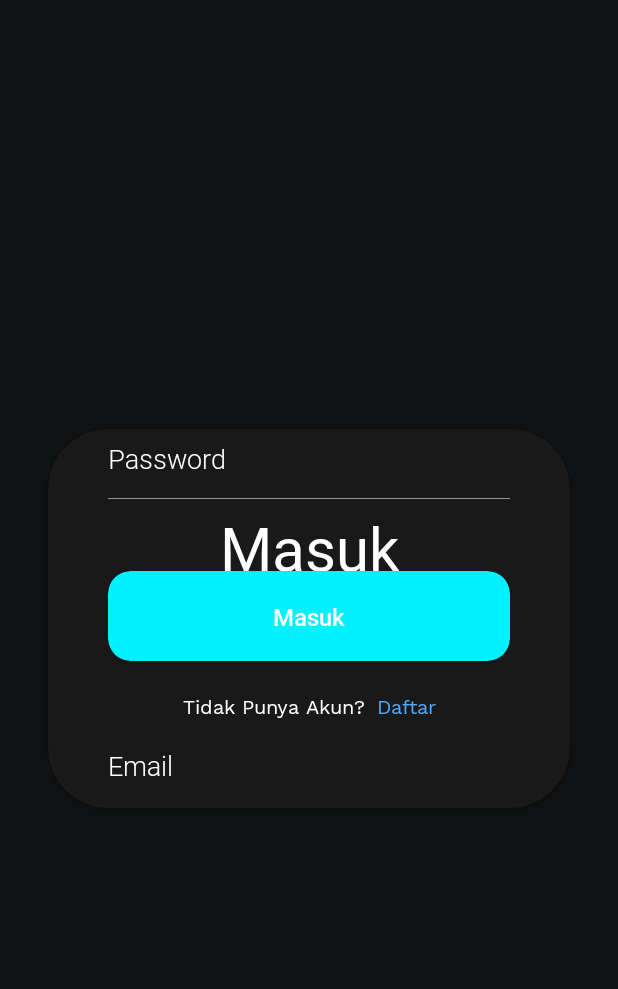
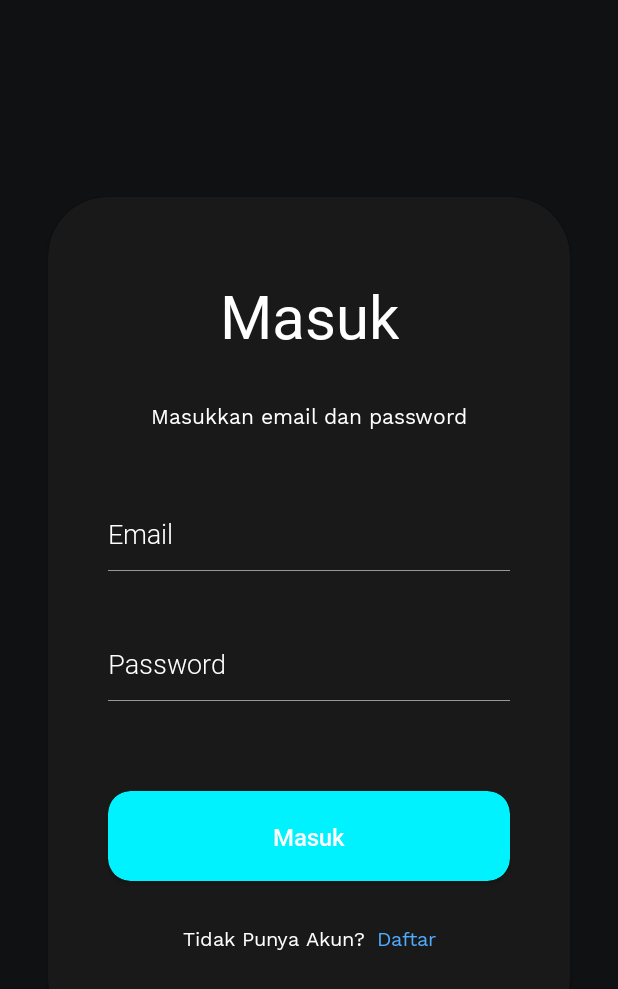
Before and after one commit to rizkyabdillah/sistem-kasbon-mobile, an Android app: the screen it shows after launch (LoginActivity), after a tap on "Masuk", on a phone screen of 412 x 824 dp. Shown: the top 989 px of the screen. Run offline under Robolectric (Android 15) with nearby library versions, the phone set to English and light mode, and no system bars; our stand-ins replace Firebase (no records; nobody signed in at launch, a user with empty details on screens opened directly), data binding.

Commit message:
Fix Login

```diff
--- /dev/null
+++ b/app/src/main/java/com/android/kasbon/sistem/repository/AuthRepository.java
@@ -0,0 +1,30 @@
+package com.android.kasbon.sistem.repository;
+
+import androidx.annotation.NonNull;
+import androidx.lifecycle.MutableLiveData;
+
+import com.google.android.gms.tasks.OnCompleteListener;
+import com.google.android.gms.tasks.Task;
+import com.google.firebase.auth.AuthResult;
+import com.google.firebase.auth.FirebaseAuth;
+
+public class AuthRepository {
+
+    private final FirebaseAuth firebaseAuth = FirebaseAuth.getInstance();
+
+    public MutableLiveData<Task<AuthResult>> firebaseSign(String email, String password) {
+        final MutableLiveData<Task<AuthResult>> liveData = new MutableLiveData<>();
+        firebaseAuth.signInWithEmailAndPassword(email, password).addOnCompleteListener(new OnCompleteListener<AuthResult>() {
+            @Override
+            public void onComplete(@NonNull Task<AuthResult> task) {
+                liveData.postValue(task);
+            }
+        }); return liveData;
+    }
+
+//    public MutableLiveData<User> firebaseCreateNewUser(User authUser) {
+//        MutableLiveData<User> liveData = new MutableLiveData<>();
+//
+//    }
+
+}
--- a/app/src/main/java/com/android/kasbon/sistem/view/activity/LoginActivity.java
+++ b/app/src/main/java/com/android/kasbon/sistem/view/activity/LoginActivity.java
@@ -1,8 +1,9 @@
 package com.android.kasbon.sistem.view.activity;
 
-import androidx.annotation.NonNull;
 import androidx.appcompat.app.AppCompatActivity;
 import androidx.databinding.DataBindingUtil;
+import androidx.lifecycle.Observer;
+import androidx.lifecycle.ViewModelProviders;
 
 import android.content.Intent;
 import android.os.Bundle;
@@ -13,15 +14,14 @@ import com.android.kasbon.sistem.R;
 import com.android.kasbon.sistem.databinding.ActivityLoginBinding;
 import com.android.kasbon.sistem.utilitas.AlertInfo;
 import com.android.kasbon.sistem.utilitas.AlertProgress;
-import com.google.android.gms.tasks.OnCompleteListener;
+import com.android.kasbon.sistem.viewmodel.AuthViewModel;
 import com.google.android.gms.tasks.Task;
 import com.google.firebase.auth.AuthResult;
-import com.google.firebase.auth.FirebaseAuth;
 
-public class LoginActivity extends AppCompatActivity {
+public class LoginActivity extends AppCompatActivity{
 
+    private AuthViewModel viewModel;
     private ActivityLoginBinding binding;
-    private FirebaseAuth auth;
     private AlertProgress alertProgress;
     private AlertInfo alertInfo;
 
@@ -29,8 +29,9 @@ public class LoginActivity extends AppCompatActivity {
     protected void onCreate(Bundle savedInstanceState) {
         super.onCreate(savedInstanceState);
         binding = DataBindingUtil.setContentView(this, R.layout.activity_login);
-
-        this.auth = FirebaseAuth.getInstance();
+//
+        viewModel = ViewModelProviders.of(this).get(AuthViewModel.class);
+//
         binding.constraintLayoutLogin.setOnClickListener(new View.OnClickListener() {
             @Override
             public void onClick(View v) {
@@ -39,11 +40,11 @@ public class LoginActivity extends AppCompatActivity {
                     alertProgress = new AlertProgress(v, "Sedang mengautentikasi data");
                     alertProgress.showDialog();
 
-                    auth.signInWithEmailAndPassword(
-                            binding.editTextLoginEmail.getText().toString(), binding.editTextLoginPassword.getText().toString()
-                    ).addOnCompleteListener(new OnCompleteListener<AuthResult>() {
+                    viewModel.firebaseSign(
+                        binding.editTextLoginEmail.getText().toString(), binding.editTextLoginPassword.getText().toString()
+                    ).observe(LoginActivity.this, new Observer<Task<AuthResult>>() {
                         @Override
-                        public void onComplete(@NonNull Task<AuthResult> task) {
+                        public void onChanged(Task<AuthResult> task) {
                             alertProgress.dismissDialog();
                             if(task.isSuccessful()) {
                                 Intent intent = new Intent(LoginActivity.this, MainActivity.class);
@@ -79,12 +80,4 @@ public class LoginActivity extends AppCompatActivity {
         return (count == 0);
     }
 
-    @Override
-    protected void onStart() {
-        super.onStart();
-        if (this.auth.getCurrentUser() != null) {
-            startActivity(new Intent(this, MainActivity.class));
-            finish();
-        }
-    }
 }
--- a/app/src/main/java/com/android/kasbon/sistem/view/activity/MainActivity.java
+++ b/app/src/main/java/com/android/kasbon/sistem/view/activity/MainActivity.java
@@ -3,30 +3,31 @@ package com.android.kasbon.sistem.view.activity;
 import androidx.appcompat.app.AppCompatActivity;
 import androidx.fragment.app.Fragment;
 
+import android.content.Intent;
 import android.os.Bundle;
 
 import com.android.kasbon.sistem.R;
 import com.android.kasbon.sistem.view.fragment.HomePembeliFragment;
-import com.android.kasbon.sistem.view.fragment.HomePenjualFragment;
+import com.google.firebase.auth.FirebaseAuth;
 
-public class MainActivity extends AppCompatActivity {
+public class MainActivity extends AppCompatActivity{
 
     @Override
     protected void onCreate(Bundle savedInstanceState) {
         super.onCreate(savedInstanceState);
         setContentView(R.layout.activity_main);
 
+        if(FirebaseAuth.getInstance().getCurrentUser() == null) {
+            startActivity(new Intent(this, LoginActivity.class));
+            finish();
+        }
 
         loadFragment(new HomePembeliFragment());
 
-
-
-
     }
-
-
 
     private void loadFragment(Fragment fragment) {
         getSupportFragmentManager().beginTransaction().replace(R.id.frameLayoutFragment, fragment).commit();
     }
+
 }
--- /dev/null
+++ b/app/src/main/java/com/android/kasbon/sistem/viewmodel/AuthViewModel.java
@@ -0,0 +1,34 @@
+package com.android.kasbon.sistem.viewmodel;
+
+import android.app.Application;
+
+import androidx.annotation.NonNull;
+import androidx.lifecycle.AndroidViewModel;
+import androidx.lifecycle.MutableLiveData;
+
+import com.android.kasbon.sistem.model.User;
+import com.android.kasbon.sistem.repository.AuthRepository;
+import com.google.android.gms.tasks.Task;
+import com.google.firebase.auth.AuthResult;
+
+public class AuthViewModel extends AndroidViewModel {
+
+    private final AuthRepository repository;
+
+    public AuthViewModel(@NonNull Application application) {
+        super(application);
+        repository = new AuthRepository();
+    }
+
+    public MutableLiveData<Task<AuthResult>> firebaseSign(String email, String password) {
+        return repository.firebaseSign(email, password);
+    }
+
+
+
+
+
+
+
+
+}
--- a/app/src/main/res/layout/activity_login.xml
+++ b/app/src/main/res/layout/activity_login.xml
@@ -81,20 +81,20 @@
                     android:layout_width="0dp"
                     android:layout_height="0.5dp"
                     android:layout_marginStart="40dp"
-                    android:layout_marginTop="6dp"
+                    android:layout_marginTop="4dp"
                     android:layout_marginEnd="40dp"
                     android:background="@color/app_text_color_grey"
                     app:layout_constraintEnd_toEndOf="parent"
                     app:layout_constraintHorizontal_bias="0.0"
                     app:layout_constraintStart_toStartOf="parent"
-                    app:layout_constraintTop_toBottomOf="@+id/editTextLoginNama" />
+                    app:layout_constraintTop_toBottomOf="@+id/editTextLoginEmail" />
 
                 <EditText
                     android:id="@+id/editTextLoginPassword"
                     android:layout_width="0dp"
                     android:layout_height="40dp"
                     android:layout_marginStart="40dp"
-                    android:layout_marginTop="24dp"
+                    android:layout_marginTop="42dp"
                     android:layout_marginEnd="40dp"
                     android:background="@color/app_background_secondary"
                     android:fontFamily="@font/roboto_light"
@@ -107,14 +107,14 @@
                     app:layout_constraintEnd_toEndOf="parent"
                     app:layout_constraintHorizontal_bias="0.0"
                     app:layout_constraintStart_toStartOf="parent"
-                    app:layout_constraintTop_toBottomOf="@+id/editTextLoginNama" />
+                    app:layout_constraintTop_toBottomOf="@+id/view" />
 
                 <View
                     android:id="@+id/view3"
                     android:layout_width="0dp"
                     android:layout_height="0.5dp"
                     android:layout_marginStart="40dp"
-                    android:layout_marginTop="6dp"
+                    android:layout_marginTop="4dp"
                     android:layout_marginEnd="40dp"
                     android:background="@color/app_text_color_grey"
                     app:layout_constraintEnd_toEndOf="parent"
@@ -123,11 +123,11 @@
                     app:layout_constraintTop_toBottomOf="@+id/editTextLoginPassword" />
 
                 <androidx.cardview.widget.CardView
-                    android:id="@+id/cardViewDaftar"
+                    android:id="@+id/cardViewMasuk"
                     android:layout_width="0dp"
                     android:layout_height="60dp"
                     android:layout_marginStart="40dp"
-                    android:layout_marginTop="48dp"
+                    android:layout_marginTop="60dp"
                     android:layout_marginEnd="40dp"
                     android:backgroundTint="@color/app_teal"
                     android:clickable="true"
@@ -159,15 +159,16 @@
                 </androidx.cardview.widget.CardView>
 
                 <androidx.constraintlayout.widget.ConstraintLayout
+                    android:id="@+id/constraintLayout"
                     android:layout_width="wrap_content"
                     android:layout_height="30dp"
-                    android:layout_marginTop="16dp"
+                    android:layout_marginTop="24dp"
                     android:layout_marginBottom="52dp"
                     android:orientation="horizontal"
                     app:layout_constraintBottom_toBottomOf="parent"
                     app:layout_constraintEnd_toEndOf="parent"
                     app:layout_constraintStart_toStartOf="parent"
-                    app:layout_constraintTop_toBottomOf="@+id/cardViewDaftar">
+                    app:layout_constraintTop_toBottomOf="@+id/cardViewMasuk">
 
                     <TextView
                         android:id="@+id/textView5"
--- a/build.gradle
+++ b/build.gradle
@@ -5,7 +5,7 @@ buildscript {
         jcenter()
     }
     dependencies {
-        classpath "com.android.tools.build:gradle:4.1.1"
+        classpath "com.android.tools.build:gradle:4.1.2"
         classpath 'com.google.gms:google-services:4.3.5'
 
         // NOTE: Do not place your application dependencies here; they belong
```
Also changed, not shown: app/build.gradle (+10 -2 lines), app/src/main/AndroidManifest.xml (+9 -9 lines), app/src/main/java/com/android/kasbon/sistem/model/User.java (added, +77 -0 lines), app/src/main/java/com/android/kasbon/sistem/view/fragment/HomePembeliFragment.java (+11 -0 lines).
